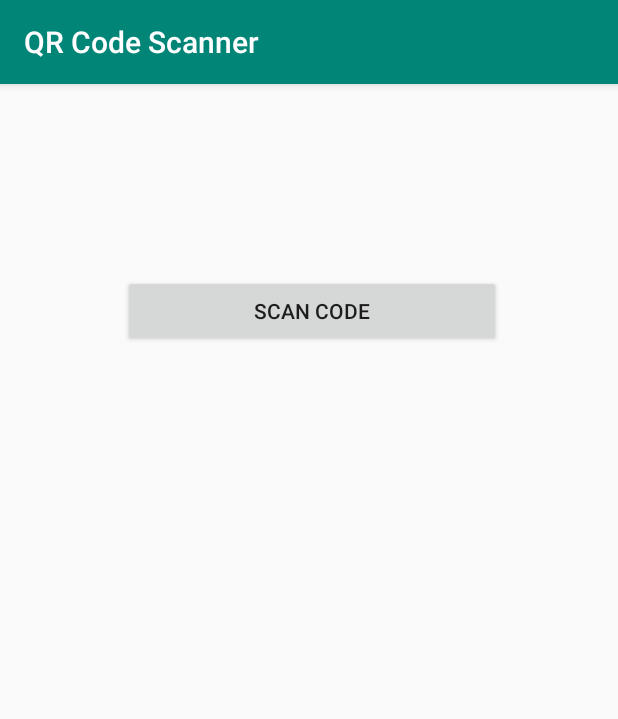
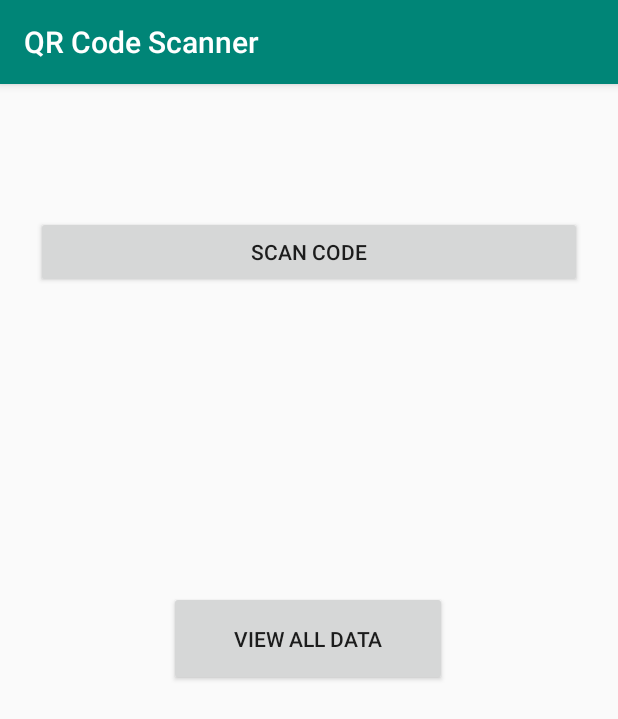
Before and after one commit to mahajanjayesh/QRCode-Scanner-Android, an Android app: the screen it shows after launch (MainActivity), on a phone screen of 412 x 824 dp. Shown: the top 719 px of the screen. Run offline under Robolectric (Android 15) with nearby library versions, the phone set to English and light mode, and no system bars; libraries missing offline, so code that uses them is left out: com.google.android.gms.

Commit message:
Added SQLite Support

```diff
--- a/app/src/main/AndroidManifest.xml
+++ b/app/src/main/AndroidManifest.xml
@@ -20,6 +20,8 @@
         </activity>
         <activity android:name=".ScanActivity"
             android:screenOrientation="portrait"></activity>
+        <activity android:name=".DisplayDbData"
+            android:screenOrientation="portrait"></activity>
     </application>
 
 </manifest>
--- a/app/src/main/res/layout/activity_main.xml
+++ b/app/src/main/res/layout/activity_main.xml
@@ -1,5 +1,6 @@
 <?xml version="1.0" encoding="utf-8"?>
-<RelativeLayout xmlns:android="http://schemas.android.com/apk/res/android"
+<android.support.constraint.ConstraintLayout xmlns:android="http://schemas.android.com/apk/res/android"
+    xmlns:app="http://schemas.android.com/apk/res-auto"
     xmlns:tools="http://schemas.android.com/tools"
     android:id="@+id/activity_main"
     android:layout_width="match_parent"
@@ -8,6 +9,7 @@
     android:paddingTop="@dimen/activity_vertical_margin"
     android:paddingRight="@dimen/activity_horizontal_margin"
     android:paddingBottom="@dimen/activity_vertical_margin"
+    android:scrollbars="vertical"
     tools:context="com.jm.android.qrcodescanner.MainActivity">
 
     <Button
@@ -17,18 +19,42 @@
         android:layout_alignParentStart="true"
         android:layout_alignParentTop="true"
         android:layout_alignParentEnd="true"
-        android:layout_marginStart="66dp"
-        android:layout_marginTop="111dp"
-        android:layout_marginEnd="62dp"
-        android:text="@string/scan" />
+        android:layout_marginStart="8dp"
+        android:layout_marginTop="72dp"
+        android:layout_marginEnd="8dp"
+        android:text="@string/scan"
+        app:layout_constraintEnd_toEndOf="parent"
+        app:layout_constraintStart_toStartOf="parent"
+        app:layout_constraintTop_toTopOf="parent" />
 
     <TextView
         android:id="@+id/qrcodedata"
-        android:layout_width="381dp"
-        android:layout_height="251dp"
+        android:layout_width="304dp"
+        android:layout_height="74dp"
         android:layout_below="@id/qrcodescanbtn"
-        android:layout_marginTop="67dp"
-        android:gravity="center_horizontal"
-        android:padding="5dp" />
 
-</RelativeLayout>
+        android:layout_marginStart="8dp"
+        android:layout_marginTop="60dp"
+        android:layout_marginEnd="8dp"
+        app:layout_constraintEnd_toEndOf="parent"
+        app:layout_constraintHorizontal_bias="0.826"
+        app:layout_constraintStart_toStartOf="parent"
+        app:layout_constraintTop_toBottomOf="@+id/qrcodescanbtn" />
+
+    <Button
+        android:id="@+id/retrivedata"
+        android:layout_width="185dp"
+        android:layout_height="63dp"
+        android:layout_alignParentStart="true"
+        android:layout_alignParentEnd="true"
+        android:layout_alignParentBottom="true"
+        android:layout_marginStart="8dp"
+        android:layout_marginTop="68dp"
+        android:layout_marginEnd="8dp"
+        android:text="View All Data"
+        app:layout_constraintEnd_toEndOf="parent"
+        app:layout_constraintHorizontal_bias="0.497"
+        app:layout_constraintStart_toStartOf="parent"
+        app:layout_constraintTop_toBottomOf="@+id/qrcodedata" />
+
+</android.support.constraint.ConstraintLayout>
--- a/app/src/main/res/values/strings.xml
+++ b/app/src/main/res/values/strings.xml
@@ -1,4 +1,5 @@
 <resources>
     <string name="app_name">QR Code Scanner</string>
     <string name="scan">scan code</string>
+    <string name="retrieved_data">Retrieved Data</string>
 </resources>
```
Also changed, not shown: app/src/main/java/com/jm/android/qrcodescanner/DatabaseHelper.java (added, +57 -0 lines), app/src/main/java/com/jm/android/qrcodescanner/DisplayDbData.java (added, +34 -0 lines), app/src/main/java/com/jm/android/qrcodescanner/MainActivity.java (+32 -6 lines), app/src/main/res/layout/displayalldata.xml (added, +32 -0 lines), 1 other file.
